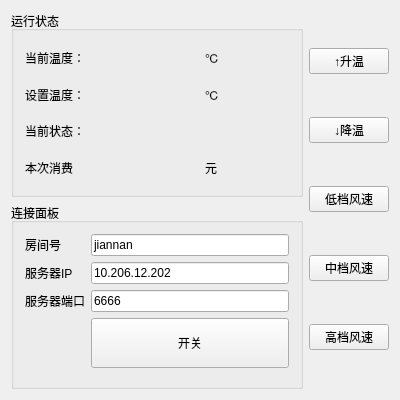
Qt form mainwindow.ui (Joxon/aircond-client) before a commit.
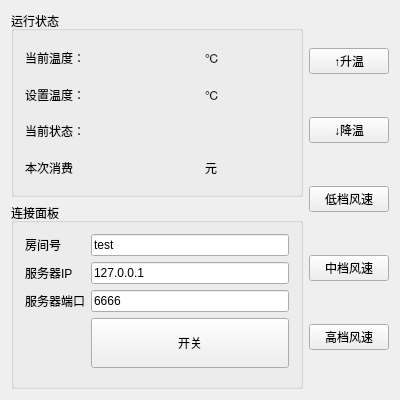
The same form after that commit.

Commit message: removed redundant connectToHost()

Diff of the .ui file:
```diff
--- a/mainwindow.ui
+++ b/mainwindow.ui
@@ -144,14 +144,14 @@
            <item row="0" column="1">
             <widget class="QLineEdit" name="lineEditRoomID">
              <property name="text">
-              <string>jiannan</string>
+              <string>test</string>
              </property>
             </widget>
            </item>
            <item row="1" column="1">
             <widget class="QLineEdit" name="lineEditServerIP">
              <property name="text">
-              <string>10.206.12.202</string>
+              <string>127.0.0.1</string>
              </property>
             </widget>
            </item>
```
The commit also changes 1 other file.
